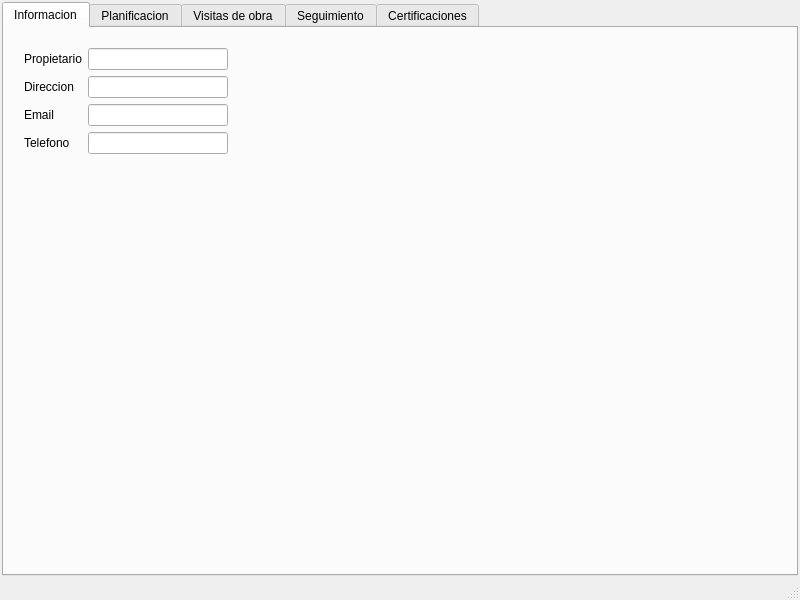
diegowald/mksPlanner, file mksPlanner/views/projectwindow.ui: the form before one commit.
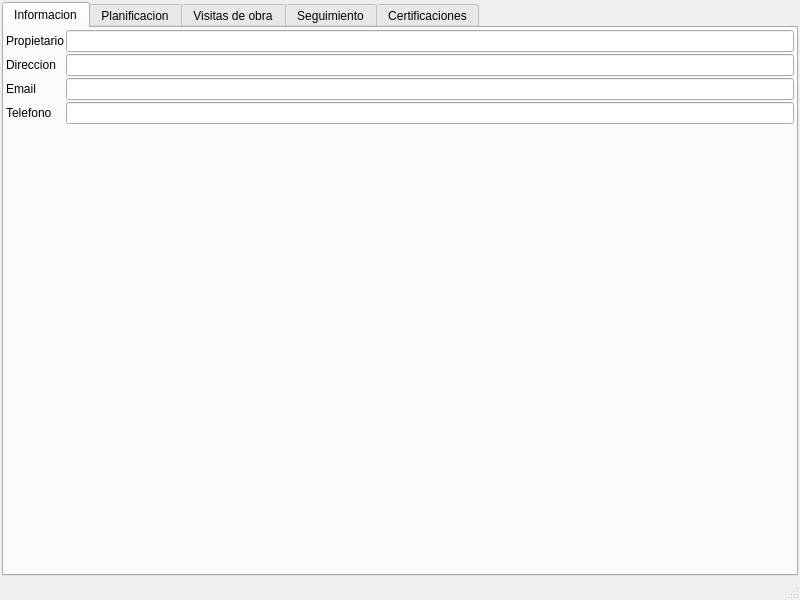
The form after the commit.

Patch:
```diff
--- a/mksPlanner/views/projectwindow.ui
+++ b/mksPlanner/views/projectwindow.ui
@@ -39,16 +39,30 @@
        <attribute name="title">
         <string>Informacion</string>
        </attribute>
-       <widget class="QWidget" name="layoutWidget">
-        <property name="geometry">
-         <rect>
-          <x>20</x>
-          <y>20</y>
-          <width>204</width>
-          <height>124</height>
-         </rect>
+       <layout class="QVBoxLayout" name="verticalLayout_2">
+        <property name="spacing">
+         <number>2</number>
         </property>
+        <property name="leftMargin">
+         <number>2</number>
+        </property>
+        <property name="topMargin">
+         <number>2</number>
+        </property>
+        <property name="rightMargin">
+         <number>2</number>
+        </property>
+        <property name="bottomMargin">
+         <number>2</number>
+        </property>
+        <item>
         <layout class="QFormLayout" name="formLayout">
+          <property name="horizontalSpacing">
+           <number>2</number>
+          </property>
+          <property name="verticalSpacing">
+           <number>2</number>
+          </property>
          <item row="0" column="0">
           <widget class="QLabel" name="label">
            <property name="text">
@@ -90,7 +104,8 @@
           <widget class="QLineEdit" name="txtTelefono"/>
          </item>
         </layout>
-       </widget>
+        </item>
+       </layout>
       </widget>
       <widget class="QWidget" name="tab_2">
        <attribute name="title">
```
Left out of the diff: 2 changed lines with no effect on the pictures. Lines whose indentation alone changed are shown as unchanged.
